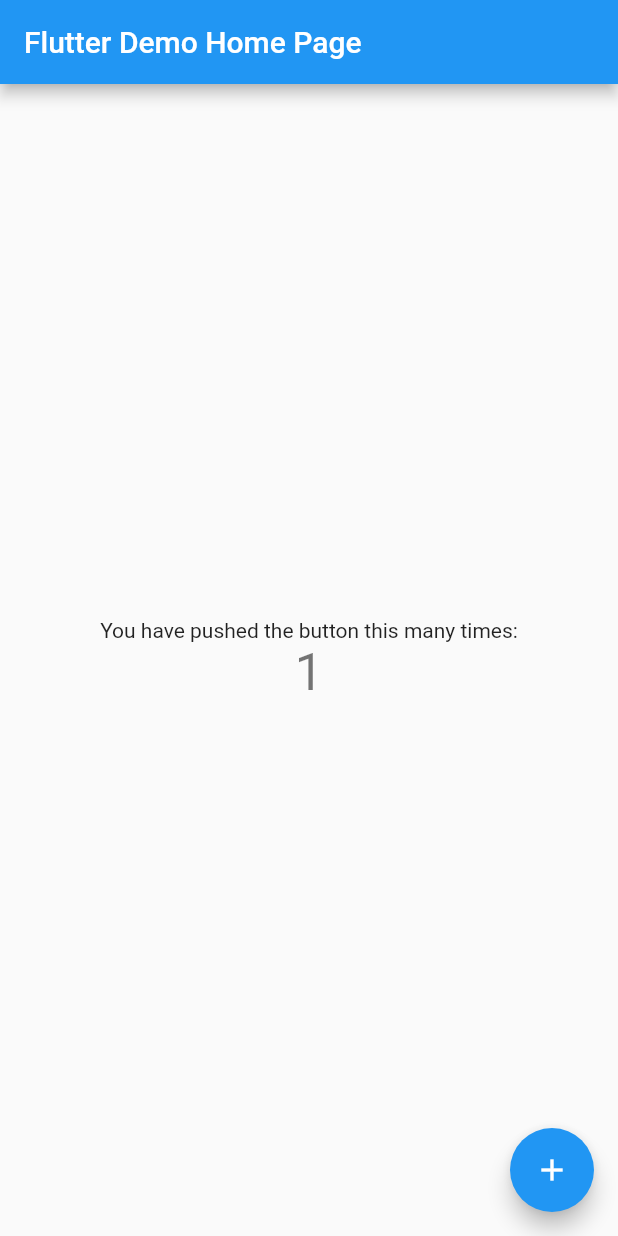
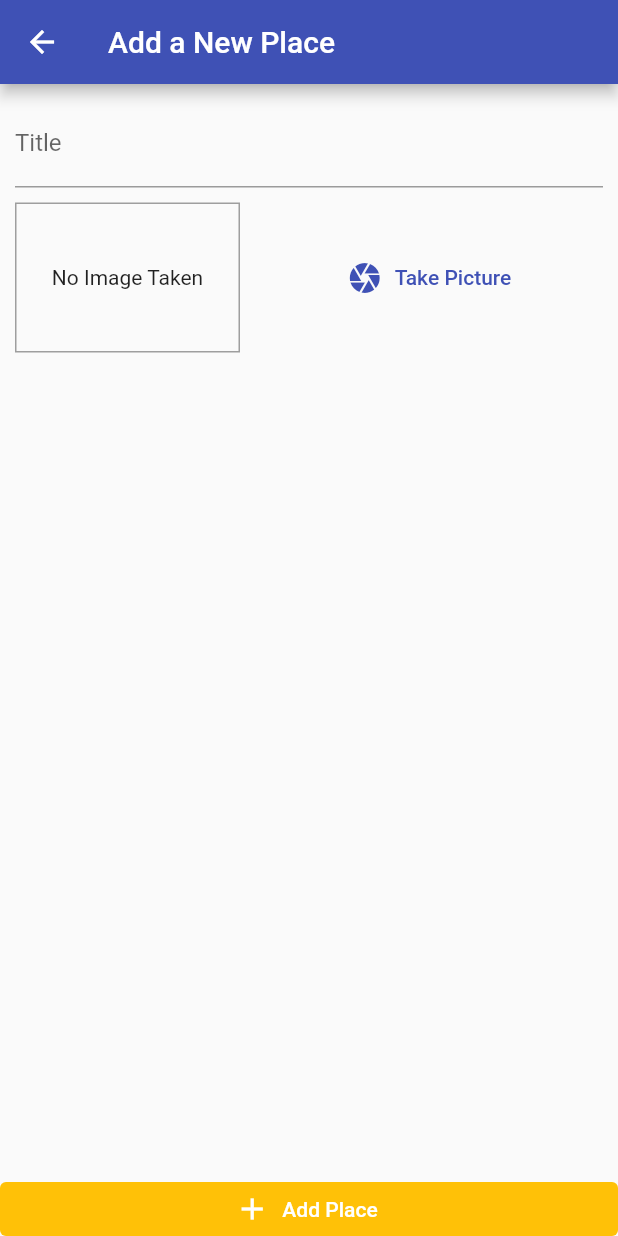
Before and after one commit to erikfors/great_places, a Flutter app: the screen it shows after launch, after a tap on the "add" icon, on a phone screen of 412 x 824 dp. Run offline on Flutter 3.47's test engine with Material 2 defaults, Android fonts, the phone set to English and light mode, and no system bars; our stand-ins replace image_picker, sqflite; accounts and stored records are empty.

Commit message:
Added a field for caputing the image, and also storing data in device using sql lite

```diff
--- /dev/null
+++ b/lib/helpers/db_helper.dart
@@ -0,0 +1,29 @@
+import 'package:sqflite/sqflite.dart' as sql;
+import 'package:path/path.dart' as path;
+
+class DBHelper {
+  static Future<sql.Database> database() async {
+    final dbPath = await sql.getDatabasesPath();
+
+    return await sql.openDatabase(
+      path.join(dbPath, "places.db"),
+      onCreate: (db, version) {
+        db.execute(
+            "CREATE TABLE user_places(id TEXT PRIMARY KEY, title TEXT, image TEXT)");
+      },
+      version: 1,
+    );
+  }
+
+  static Future<void> insert(String table, Map<String, Object> data) async {
+    final sqlDb = await database();
+
+    await sqlDb.insert(table, data,
+        conflictAlgorithm: sql.ConflictAlgorithm.replace);
+  }
+
+  static Future<List<Map<String, dynamic>>> getData(String table) async {
+    final sqlDb = await database();
+    return sqlDb.query(table);
+  }
+}
--- a/lib/main.dart
+++ b/lib/main.dart
@@ -1,113 +1,28 @@
 import 'package:flutter/material.dart';
+import 'package:provider/provider.dart';
+
+import './providers/great_places.dart';
+import './screens/places_list_screen.dart';
+import './screens/add_places_screen.dart';
 
 void main() {
   runApp(MyApp());
 }
 
 class MyApp extends StatelessWidget {
-  // This widget is the root of your application.
   @override
   Widget build(BuildContext context) {
-    return MaterialApp(
-      title: 'Flutter Demo',
-      theme: ThemeData(
-        // This is the theme of your application.
-        //
-        // Try running your application with "flutter run". You'll see the
-        // application has a blue toolbar. Then, without quitting the app, try
-        // changing the primarySwatch below to Colors.green and then invoke
-        // "hot reload" (press "r" in the console where you ran "flutter run",
-        // or simply save your changes to "hot reload" in a Flutter IDE).
-        // Notice that the counter didn't reset back to zero; the application
-        // is not restarted.
-        primarySwatch: Colors.blue,
+    return ChangeNotifierProvider.value(
+      value: GreatPlaces(),
+      child: MaterialApp(
+        title: 'Great Places',
+        theme: ThemeData(
+          primarySwatch: Colors.indigo,
+          accentColor: Colors.amber,
+        ),
+        home: PlacesListScreen(),
+        routes: {AddPlacesScreen.routeName: (ctx) => AddPlacesScreen()},
       ),
-      home: MyHomePage(title: 'Flutter Demo Home Page'),
     );
   }
 }
-
-class MyHomePage extends StatefulWidget {
-  MyHomePage({Key? key, required this.title}) : super(key: key);
-
-  // This widget is the home page of your application. It is stateful, meaning
-  // that it has a State object (defined below) that contains fields that affect
-  // how it looks.
-
-  // This class is the configuration for the state. It holds the values (in this
-  // case the title) provided by the parent (in this case the App widget) and
-  // used by the build method of the State. Fields in a Widget subclass are
-  // always marked "final".
-
-  final String title;
-
-  @override
-  _MyHomePageState createState() => _MyHomePageState();
-}
-
-class _MyHomePageState extends State<MyHomePage> {
-  int _counter = 0;
-
-  void _incrementCounter() {
-    setState(() {
-      // This call to setState tells the Flutter framework that something has
-      // changed in this State, which causes it to rerun the build method below
-      // so that the display can reflect the updated values. If we changed
-      // _counter without calling setState(), then the build method would not be
-      // called again, and so nothing would appear to happen.
-      _counter++;
-    });
-  }
-
-  @override
-  Widget build(BuildContext context) {
-    // This method is rerun every time setState is called, for instance as done
-    // by the _incrementCounter method above.
-    //
-    // The Flutter framework has been optimized to make rerunning build methods
-    // fast, so that you can just rebuild anything that needs updating rather
-    // than having to individually change instances of widgets.
-    return Scaffold(
-      appBar: AppBar(
-        // Here we take the value from the MyHomePage object that was created by
-        // the App.build method, and use it to set our appbar title.
-        title: Text(widget.title),
-      ),
-      body: Center(
-        // Center is a layout widget. It takes a single child and positions it
-        // in the middle of the parent.
-        child: Column(
-          // Column is also a layout widget. It takes a list of children and
-          // arranges them vertically. By default, it sizes itself to fit its
-          // children horizontally, and tries to be as tall as its parent.
-          //
-          // Invoke "debug painting" (press "p" in the console, choose the
-          // "Toggle Debug Paint" action from the Flutter Inspector in Android
-          // Studio, or the "Toggle Debug Paint" command in Visual Studio Code)
-          // to see the wireframe for each widget.
-          //
-          // Column has various properties to control how it sizes itself and
-          // how it positions its children. Here we use mainAxisAlignment to
-          // center the children vertically; the main axis here is the vertical
-          // axis because Columns are vertical (the cross axis would be
-          // horizontal).
-          mainAxisAlignment: MainAxisAlignment.center,
-          children: <Widget>[
-            Text(
-              'You have pushed the button this many times:',
-            ),
-            Text(
-              '$_counter',
-              style: Theme.of(context).textTheme.headline4,
-            ),
-          ],
-        ),
-      ),
-      floatingActionButton: FloatingActionButton(
-        onPressed: _incrementCounter,
-        tooltip: 'Increment',
-        child: Icon(Icons.add),
-      ), // This trailing comma makes auto-formatting nicer for build methods.
-    );
-  }
-}
--- a/lib/models/place.dart
+++ b/lib/models/place.dart
@@ -0,0 +1,27 @@
+import 'dart:io';
+
+class Place {
+  final String id;
+  final String title;
+  final PlaceLocation location;
+  final File image;
+
+  Place({
+    required this.id,
+    required this.image,
+    required this.location,
+    required this.title,
+  });
+}
+
+class PlaceLocation {
+  final double latitude;
+  final double longitude;
+  final String address;
+
+  PlaceLocation({
+    required this.latitude,
+    required this.longitude,
+    this.address = "",
+  });
+}
--- a/lib/providers/great_places.dart
+++ b/lib/providers/great_places.dart
@@ -0,0 +1,55 @@
+import 'dart:io';
+
+import 'package:flutter/foundation.dart';
+
+import '../models/place.dart';
+import '../helpers/db_helper.dart';
+
+class GreatPlaces with ChangeNotifier {
+  List<Place> _items = [];
+
+  List<Place> get items {
+    return [..._items];
+  }
+
+  void addPlace(
+    String title,
+    File image,
+  ) {
+    final newPlace = Place(
+      id: DateTime.now().toString(),
+      image: image,
+      title: title,
+      location: PlaceLocation(
+        latitude: 1,
+        longitude: 1,
+      ),
+    );
+
+    _items.add(newPlace);
+    notifyListeners();
+    DBHelper.insert("user_places", {
+      "id": newPlace.id,
+      "title": newPlace.title,
+      "image": newPlace.image.path
+    });
+  }
+
+  Future<void> fetchAndSetPlaces() async {
+    final dataList = await DBHelper.getData("user_places");
+    _items = dataList
+        .map(
+          (item) => Place(
+            id: item["id"],
+            title: item["title"],
+            image: File(item["image"]),
+            location: PlaceLocation(
+              latitude: 1,
+              longitude: 1,
+            ),
+          ),
+        )
+        .toList();
+        notifyListeners();
+  }
+}
--- a/lib/screens/add_places_screen.dart
+++ b/lib/screens/add_places_screen.dart
@@ -0,0 +1,82 @@
+import 'dart:io';
+
+import 'package:flutter/material.dart';
+import 'package:provider/provider.dart';
+
+import '../widgets/image_input.dart';
+import '../providers/great_places.dart';
+
+class AddPlacesScreen extends StatefulWidget {
+  static const routeName = "/add-place";
+  const AddPlacesScreen({Key? key}) : super(key: key);
+
+  @override
+  _AddPlacesScreenState createState() => _AddPlacesScreenState();
+}
+
+class _AddPlacesScreenState extends State<AddPlacesScreen> {
+  final _titleController = TextEditingController();
+  File? _pickedImage;
+
+  void _selectImage(File pickedImage) {
+    _pickedImage = pickedImage;
+  }
+
+  void _savePlace() {
+    if (_titleController.text.isEmpty || _pickedImage == null) {
+      return;
+    }
+    Provider.of<GreatPlaces>(context, listen: false).addPlace(
+      _titleController.text,
+      _pickedImage!,
+    );
+    Navigator.of(context).pop();
+  }
+
+  @override
+  Widget build(BuildContext context) {
+    return Scaffold(
+      appBar: AppBar(
+        title: Text(
+          "Add a New Place",
+        ),
+      ),
+      body: Column(
+        crossAxisAlignment: CrossAxisAlignment.stretch,
+        children: [
+          Expanded(
+            child: SingleChildScrollView(
+              child: Padding(
+                padding: const EdgeInsets.all(10.0),
+                child: Column(
+                  children: [
+                    TextField(
+                      decoration: InputDecoration(
+                        labelText: "Title",
+                      ),
+                      controller: _titleController,
+                    ),
+                    SizedBox(
+                      height: 10,
+                    ),
+                    ImageInput(_selectImage),
+                  ],
+                ),
+              ),
+            ),
+          ),
+          ElevatedButton.icon(
+            onPressed: _savePlace,
+            icon: Icon(Icons.add),
+            label: Text("Add Place"),
+            style: ElevatedButton.styleFrom(
+              elevation: 0,
+              tapTargetSize: MaterialTapTargetSize.shrinkWrap,
+              primary: Theme.of(context).accentColor,
+            ),
+          ),
+        ],
+      ),
+    );
+  }
+}
--- a/lib/screens/places_list_screen.dart
+++ b/lib/screens/places_list_screen.dart
@@ -0,0 +1,55 @@
+import 'package:flutter/material.dart';
+import 'package:provider/provider.dart';
+
+import 'add_places_screen.dart';
+import '../providers/great_places.dart';
+
+class PlacesListScreen extends StatelessWidget {
+  const PlacesListScreen({Key? key}) : super(key: key);
+
+  @override
+  Widget build(BuildContext context) {
+    return Scaffold(
+      appBar: AppBar(
+        title: Text(
+          "Your Places",
+        ),
+        actions: [
+          IconButton(
+            onPressed: () {
+              Navigator.of(context).pushNamed(AddPlacesScreen.routeName);
+            },
+            icon: Icon(Icons.add),
+          ),
+        ],
+      ),
+      body: FutureBuilder(
+        future: Provider.of<GreatPlaces>(context, listen: false)
+            .fetchAndSetPlaces(),
+        builder: (ctx, snapshot) => snapshot.connectionState ==
+                ConnectionState.waiting
+            ? Center(child: CircularProgressIndicator())
+            : Consumer<GreatPlaces>(
+                child: Center(
+                  child: Text("There is not places yet..."),
+                ),
+                builder: (ctx, greatPlaces, ch) => greatPlaces.items.length <= 0
+                    ? ch!
+                    : ListView.builder(
+                        itemCount: greatPlaces.items.length,
+                        itemBuilder: (ctx, i) => ListTile(
+                          leading: CircleAvatar(
+                            backgroundImage:
+                                FileImage(greatPlaces.items[i].image),
+                          ),
+                          title: Text(greatPlaces.items[i].title),
+                          onTap: () {
+                            //go to detail place
+                          },
+                        ),
+                      ),
+              ),
+      ),
+    );
+  }
+}
--- /dev/null
+++ b/lib/widgets/image_input.dart
@@ -0,0 +1,81 @@
+import 'dart:io';
+
+import 'package:flutter/material.dart';
+import 'package:image_picker/image_picker.dart';
+import 'package:path/path.dart' as path;
+import 'package:path_provider/path_provider.dart' as syspaths;
+
+class ImageInput extends StatefulWidget {
+  final Function onSelectImage;
+
+  ImageInput(this.onSelectImage);
+
+  @override
+  _ImageInputState createState() => _ImageInputState();
+}
+
+class _ImageInputState extends State<ImageInput> {
+  File? _storeImage;
+
+  Future<void> _takePicture() async {
+    final picker = ImagePicker();
+    final imageFile = await picker.pickImage(
+      source: ImageSource.camera,
+      maxWidth: 600,
+    );
+
+    if(imageFile == null){
+      return;
+    }
+
+    setState(() {
+      _storeImage = File(imageFile.path);
+    });
+
+    final appDir = await syspaths.getApplicationDocumentsDirectory();
+    final fileName = path.basename(imageFile.path);
+
+    await imageFile.saveTo("${appDir.path}/$fileName");
+
+    widget.onSelectImage(_storeImage);
+  }
+
+  @override
+  Widget build(BuildContext context) {
+    return Row(
+      children: [
+        Container(
+          width: 150,
+          height: 100,
+          decoration: BoxDecoration(
+            border: Border.all(
+              width: 1,
+              color: Colors.grey,
+            ),
+          ),
+          child: _storeImage != null
+              ? Image.file(
+                  _storeImage!,
+                  fit: BoxFit.cover,
+                  width: double.infinity,
+                )
+              : Text(
+                  "No Image Taken",
+                  textAlign: TextAlign.center,
+                ),
+          alignment: Alignment.center,
+        ),
+        SizedBox(
+          width: 10,
+        ),
+        Expanded(
+          child: TextButton.icon(
+            icon: Icon(Icons.camera),
+            label: Text("Take Picture"),
+            onPressed: _takePicture,
+          ),
+        ),
+      ],
+    );
+  }
+}
--- a/pubspec.yaml
+++ b/pubspec.yaml
@@ -29,6 +29,10 @@ dependencies:
   # Use with the CupertinoIcons class for iOS style icons.
   cupertino_icons: ^1.0.2
   provider: ^5.0.0
+  image_picker: ^0.8.2
+  path_provider: ^2.0.2
+  path: ^1.8.0
+  sqflite: ^2.0.0+3
 
 dev_dependencies:
   flutter_test:
```
Also changed, not shown: pubspec.lock, 1 other file.
